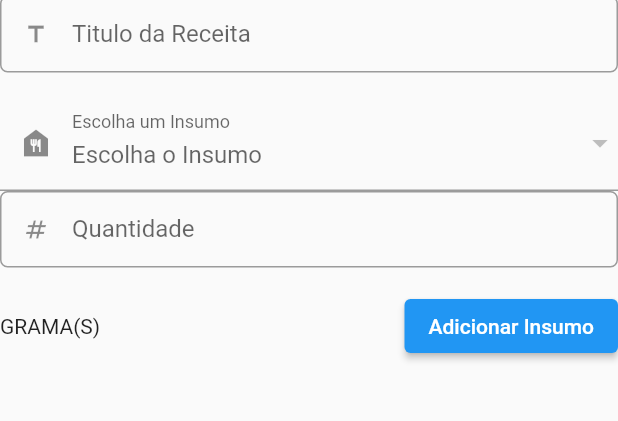
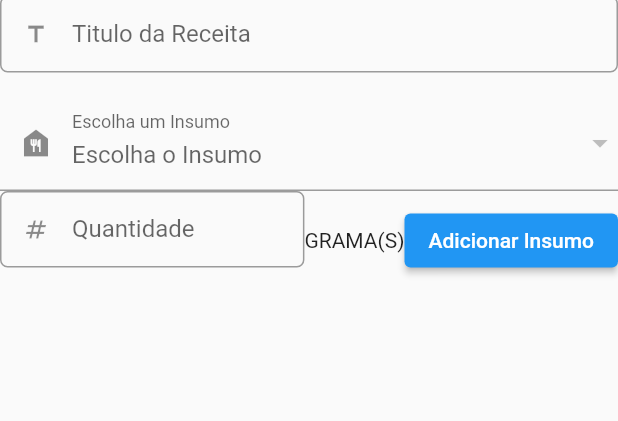
Before and after one commit to RenanLedo/app_ficha_tecnica, a Flutter app: the AddReceita screen opened by its route, after a tap on "Adicionar Insumo", on a phone screen of 412 x 824 dp, the part 88-509 px from its top. Run offline on Flutter 3.47's test engine with Material 2 defaults, Android fonts, the phone set to English and light mode, and no system bars; our stand-ins replace get.

Commit message:
inicair prsonalização add insumo na receita

```diff
--- a/lib/modulos/receita/page/add_receita.dart
+++ b/lib/modulos/receita/page/add_receita.dart
@@ -1,6 +1,7 @@
 import 'package:app_ficha_tecnica/components/custom_text_field.dart';
 import 'package:app_ficha_tecnica/modulos/insumos/controller/insumo_controller.dart';
 import 'package:app_ficha_tecnica/modulos/insumos/model/insumo.dart';
+import 'package:app_ficha_tecnica/modulos/receita/components/insumosReceitaTile.dart';
 import 'package:app_ficha_tecnica/modulos/receita/controller/receita_controller.dart';
 import 'package:flutter/material.dart';
 import 'package:get/get.dart';
@@ -50,7 +51,6 @@ class _AddReceitaState extends State<AddReceita> {
                     : receitaController.itemInsumoValue,
                 onChanged: (escolha) {
                   receitaController.setItemInsumoValue(insumo: escolha);
-
                 },
                 items: insumoController.insumosList
                     .map(
@@ -62,30 +62,30 @@ class _AddReceitaState extends State<AddReceita> {
                     .toList(),
               ),
             ),
-            CustomTextField(
-              icon: Icons.numbers,
-              label: 'Quantidade',
-              controller: quantidadeEC,
-              textInputType: TextInputType.number,
-            ),
             GetBuilder<ReceitaController>(
               builder: (receitaController) {
                 return Row(
                   mainAxisAlignment: MainAxisAlignment.spaceBetween,
                   children: [
+                    Expanded(
+                      child: CustomTextField(
+                        icon: Icons.numbers,
+                        label: 'Quantidade',
+                        controller: quantidadeEC,
+                        textInputType: TextInputType.number,
+                      ),
+                    ),
                     Text(receitaController.itemInsumoValue?.unidadeMedida ==
                             'UNIDADE'
                         ? 'UNIDADE(S)'
                         : 'GRAMA(S)'),
                     ElevatedButton(
                         onPressed: () {
-                          final itemValue = receitaController.itemInsumoValue;
-                          final quantidade = double.parse(quantidadeEC.text);
+                          var itemValue = receitaController.itemInsumoValue;
+                          var quantidade = double.parse(quantidadeEC.text);
 
                           receitaController.addIsumoForList(
                               insumo: itemValue, quantidade: quantidade);
-
-
                         },
                         child: const Text('Adicionar Insumo'))
                   ],
@@ -94,14 +94,22 @@ class _AddReceitaState extends State<AddReceita> {
             ),
             GetBuilder<ReceitaController>(
               builder: (receitaController) {
-                return ListView.builder(
-                    // scrollDirection: Axis.horizontal,
-                    shrinkWrap: true,
-                    itemCount: receitaController.insumosReceitaList.length,
-                    itemBuilder: (context, index) {
-                      return Text(
-                          '${receitaController.insumosReceitaList[index].title} - ${receitaController.insumosReceitaList[index].custoInReceita}');
-                    });
+                return SizedBox(
+                  height: 30,
+                  child: ListView.builder(
+                      scrollDirection: Axis.horizontal,
+                      shrinkWrap: true,
+                      itemCount: receitaController.insumosReceitaList.length,
+                      itemBuilder: (context, index) {
+                        final insumoReceitaList = receitaController
+                            .insumosReceitaList.reversed
+                            .toList()[index];
+                        return InsumosReceitaTile(
+                          insumo: insumoReceitaList,
+                          onPress: () {},
+                        );
+                      }),
+                );
               },
             )
           ],
```
Also changed, not shown: lib/modulos/receita/components/insumosReceitaTile.dart (added, +49 -0 lines), lib/modulos/receita/controller/receita_controller.dart (+6 -10 lines), pubspec.lock.
